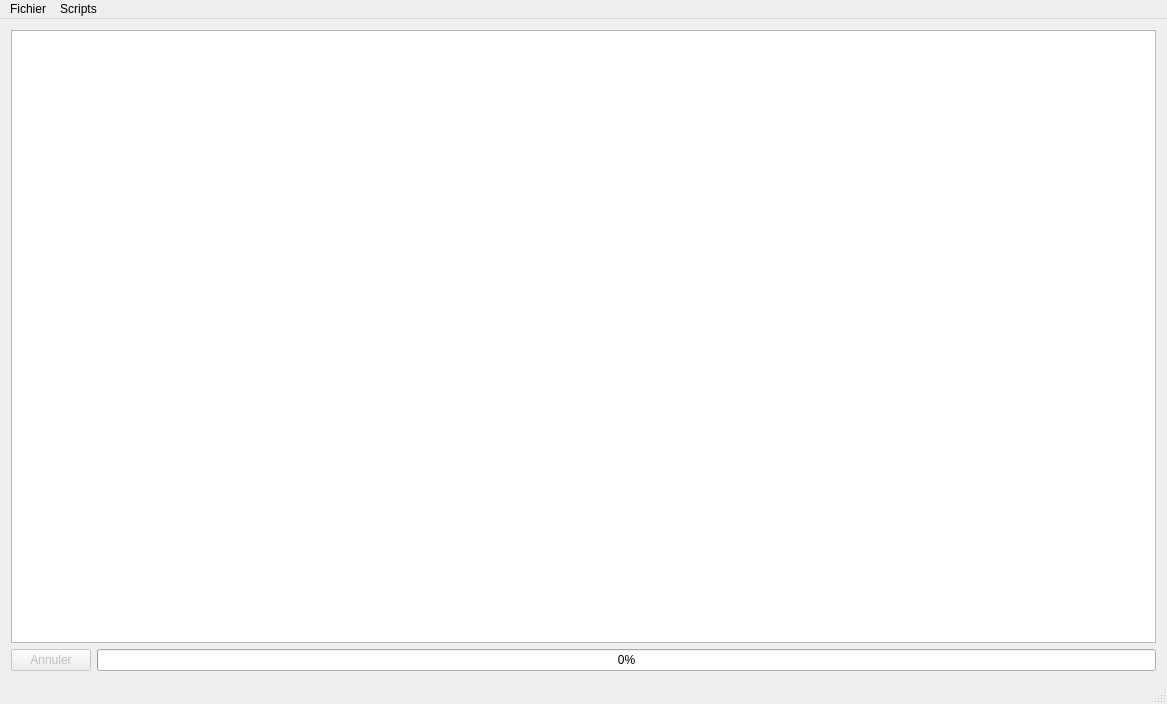
Above: mainwindow.ui from KevinSupertramp/Wakxy-Bin-Reader before the change. Below: the same form after it.
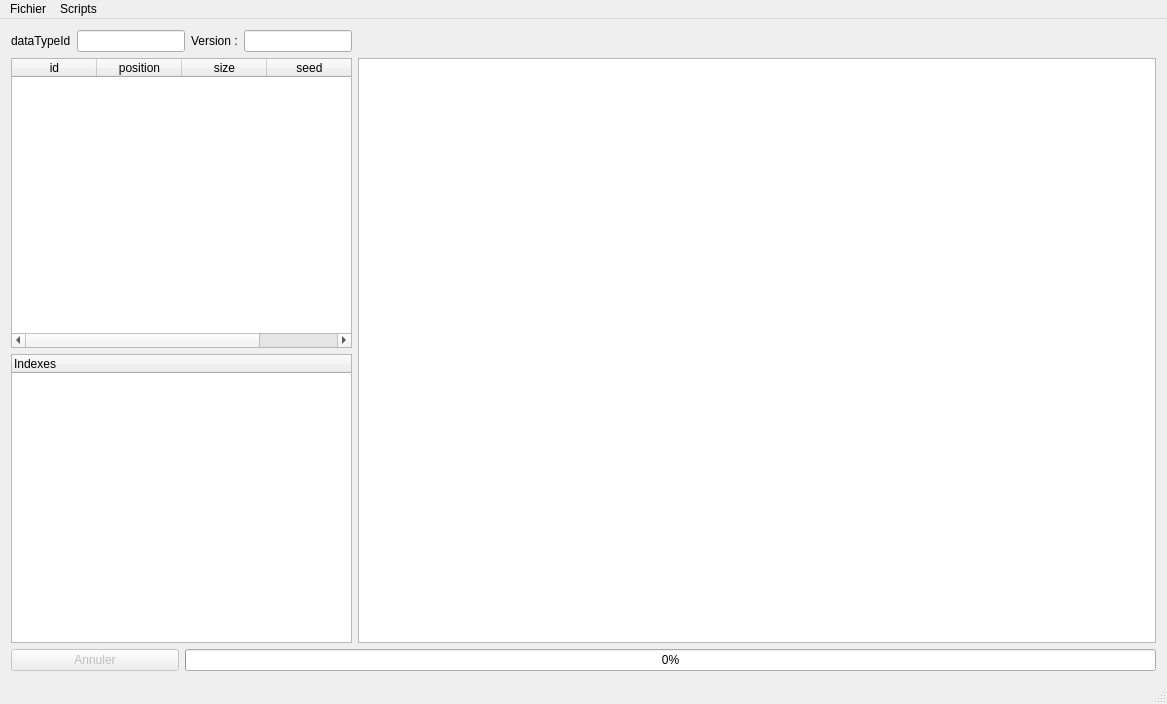
That is the form after the change.

The edit to the form file:
```diff
--- a/mainwindow.ui
+++ b/mainwindow.ui
@@ -18,7 +18,101 @@
   </property>
   <widget class="QWidget" name="centralWidget">
    <layout class="QGridLayout" name="gridLayout">
-    <item row="1" column="0">
+    <item row="0" column="0" colspan="2">
+     <layout class="QHBoxLayout" name="horizontalLayout">
+      <item>
+       <widget class="QLabel" name="labelDataTypeId">
+        <property name="text">
+         <string>dataTypeId</string>
+        </property>
+       </widget>
+      </item>
+      <item>
+       <widget class="QLineEdit" name="lineEditDataTypeId">
+        <property name="readOnly">
+         <bool>true</bool>
+        </property>
+       </widget>
+      </item>
+      <item>
+       <widget class="QLabel" name="labelVersion">
+        <property name="text">
+         <string>Version :</string>
+        </property>
+       </widget>
+      </item>
+      <item>
+       <widget class="QLineEdit" name="lineEditVersion">
+        <property name="readOnly">
+         <bool>true</bool>
+        </property>
+       </widget>
+      </item>
+     </layout>
+    </item>
+    <item row="1" column="0" colspan="2">
+     <layout class="QVBoxLayout" name="verticalLayout">
+      <item>
+       <widget class="QTableWidget" name="tableWidgetDocumentEntry">
+        <property name="acceptDrops">
+         <bool>false</bool>
+        </property>
+        <property name="alternatingRowColors">
+         <bool>true</bool>
+        </property>
+        <property name="sortingEnabled">
+         <bool>false</bool>
+        </property>
+        <attribute name="horizontalHeaderDefaultSectionSize">
+         <number>85</number>
+        </attribute>
+        <column>
+         <property name="text">
+          <string>id</string>
+         </property>
+        </column>
+        <column>
+         <property name="text">
+          <string>position</string>
+         </property>
+        </column>
+        <column>
+         <property name="text">
+          <string>size</string>
+         </property>
+        </column>
+        <column>
+         <property name="text">
+          <string>seed</string>
+         </property>
+        </column>
+       </widget>
+      </item>
+      <item>
+       <widget class="QTreeWidget" name="treeWidgetIndexes">
+        <column>
+         <property name="text">
+          <string>Indexes</string>
+         </property>
+        </column>
+       </widget>
+      </item>
+     </layout>
+    </item>
+    <item row="1" column="2">
+     <widget class="QTableWidget" name="tableWidgetFile">
+      <property name="acceptDrops">
+       <bool>false</bool>
+      </property>
+      <property name="alternatingRowColors">
+       <bool>true</bool>
+      </property>
+      <property name="sortingEnabled">
+       <bool>true</bool>
+      </property>
+     </widget>
+    </item>
+    <item row="2" column="0">
      <widget class="QPushButton" name="pushButtonCancel">
       <property name="enabled">
        <bool>false</bool>
@@ -28,26 +122,13 @@
       </property>
      </widget>
     </item>
-    <item row="1" column="1">
+    <item row="2" column="1" colspan="2">
      <widget class="QProgressBar" name="progressBarFileReader">
       <property name="value">
        <number>0</number>
       </property>
      </widget>
     </item>
-    <item row="0" column="0" colspan="2">
-     <widget class="QTableWidget" name="tableWidgetFile">
-      <property name="acceptDrops">
-       <bool>false</bool>
-      </property>
-      <property name="alternatingRowColors">
-       <bool>true</bool>
-      </property>
-      <property name="sortingEnabled">
-       <bool>true</bool>
-      </property>
-     </widget>
-    </item>
    </layout>
   </widget>
   <widget class="QMenuBar" name="menuBar">
```
